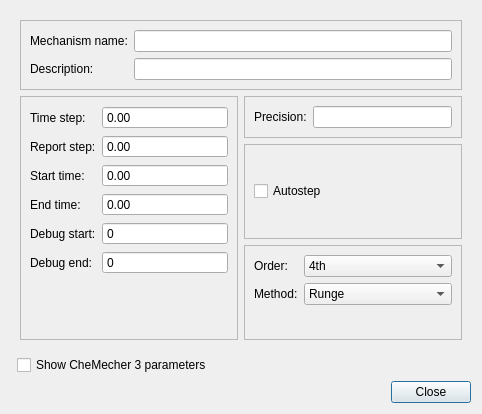
stevenvergenz/chemecher, file src/gui/simparams.ui: the form before one commit.
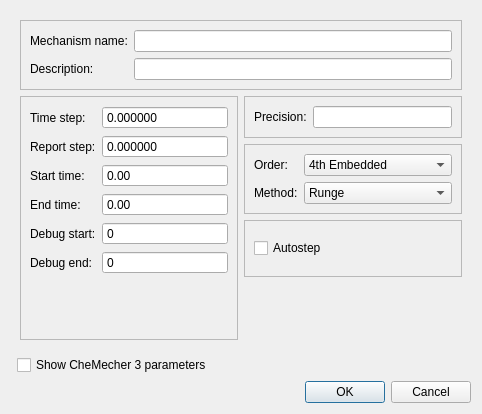
The form after the commit.

```diff
--- a/src/gui/simparams.ui
+++ b/src/gui/simparams.ui
@@ -61,7 +61,7 @@
         </layout>
        </widget>
       </item>
-      <item row="1" column="0" rowspan="3">
+      <item row="1" column="0" rowspan="4">
        <widget class="QFrame" name="frame_2">
         <property name="sizePolicy">
          <sizepolicy hsizetype="MinimumExpanding" vsizetype="Preferred">
@@ -91,6 +91,9 @@
            <property name="suffix">
             <string/>
            </property>
+           <property name="decimals">
+            <number>6</number>
+           </property>
           </widget>
          </item>
          <item row="1" column="0">
@@ -108,6 +111,9 @@
            <property name="suffix">
             <string/>
            </property>
+           <property name="decimals">
+            <number>6</number>
+           </property>
           </widget>
          </item>
          <item row="4" column="0">
@@ -209,7 +215,7 @@
         </layout>
        </widget>
       </item>
-      <item row="2" column="1">
+      <item row="3" column="1">
        <widget class="QFrame" name="frame_5">
         <property name="frameShape">
          <enum>QFrame::StyledPanel</enum>
@@ -228,7 +234,7 @@
         </layout>
        </widget>
       </item>
-      <item row="3" column="1">
+      <item row="2" column="1">
        <widget class="QFrame" name="frame_6">
         <property name="frameShape">
          <enum>QFrame::StyledPanel</enum>
@@ -247,7 +253,7 @@
          <item row="0" column="1">
           <widget class="QComboBox" name="comboBox">
            <property name="currentIndex">
-            <number>3</number>
+            <number>4</number>
            </property>
            <item>
             <property name="text">
@@ -269,6 +275,11 @@
              <string>4th</string>
             </property>
            </item>
+           <item>
+            <property name="text">
+             <string>4th Embedded</string>
+            </property>
+           </item>
           </widget>
          </item>
          <item row="1" column="0">
@@ -309,7 +320,7 @@
       <enum>Qt::Horizontal</enum>
      </property>
      <property name="standardButtons">
-      <set>QDialogButtonBox::Close</set>
+      <set>QDialogButtonBox::Cancel|QDialogButtonBox::Ok</set>
      </property>
     </widget>
    </item>
```
Left out of the diff: 10 changed lines with no effect on the pictures.
